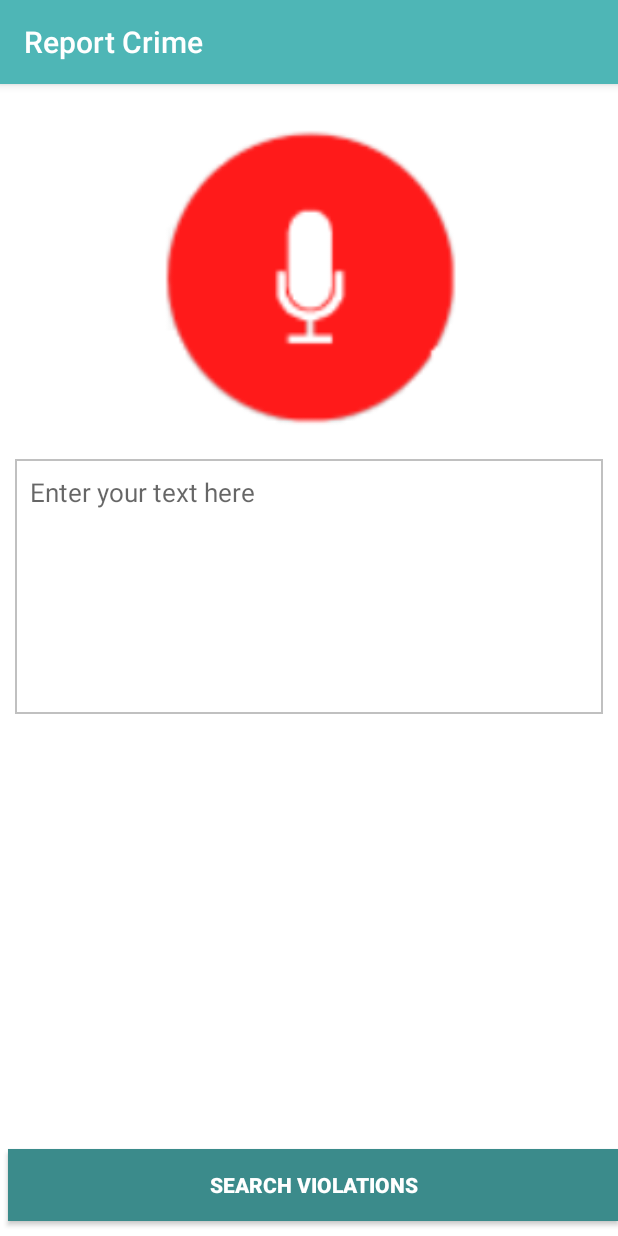
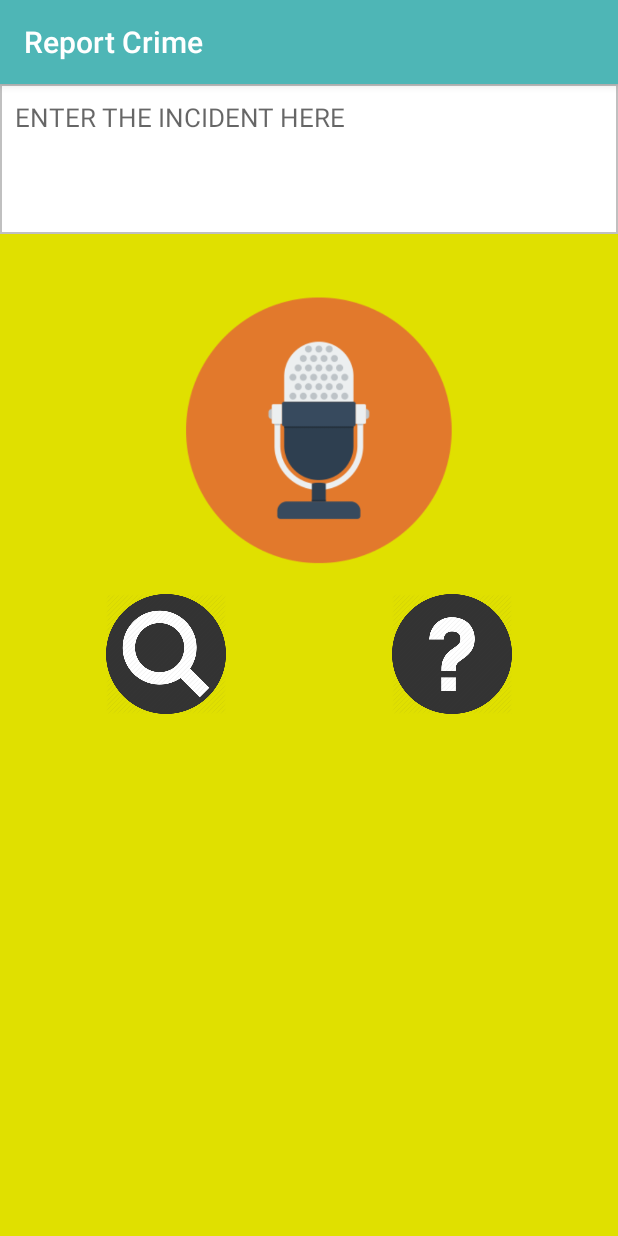
Before and after one commit to ApoorvaJaiswal/SmartTraumaRelieverFlawsome, an Android app: the screen it shows after launch (ReportCrimeActivity), on a phone screen of 412 x 824 dp. Run offline under Robolectric (Android 15) with nearby library versions, the phone set to English and light mode, and no system bars; libraries missing offline, so code that uses them is left out: com.microsoft.bing, com.microsoft.cognitiveservices.

Commit message:
UIForRecord+CrimeDetailsActivity

```diff
--- a/app/build.gradle
+++ b/app/build.gradle
@@ -38,4 +38,5 @@ dependencies {
 
 
 
+
 apply plugin: 'com.google.gms.google-services'
--- a/app/src/main/java/com/example/jaisa/smarttraumareliever_flawsome/ReportCrimeActivity.java
+++ b/app/src/main/java/com/example/jaisa/smarttraumareliever_flawsome/ReportCrimeActivity.java
@@ -19,6 +19,7 @@ import android.util.Log;
 import android.view.View;
 import android.widget.Button;
 import android.widget.EditText;
+import android.widget.TextView;
 import android.widget.Toast;
 
 import com.microsoft.bing.speech.Conversation;
@@ -44,8 +45,10 @@ import java.util.concurrent.TimeUnit;
 
 public class ReportCrimeActivity extends AppCompatActivity implements ISpeechRecognitionServerEvents {
 
-    Button record, send;
+    Button record, send, helpButton;
     EditText report;
+    TextView helpText;
+    int helpVisibility = 0;
     static boolean gotPermission = false, button_stop=false;
     String result="",displayText="";
 
@@ -61,6 +64,9 @@ public class ReportCrimeActivity extends AppCompatActivity implements ISpeechRec
         record = findViewById(R.id.record_button);
         send = findViewById(R.id.report_crime_button);
         report = findViewById(R.id.report_text);
+        helpButton = findViewById(R.id.helpButton);
+        helpText = findViewById(R.id.helpText);
+        helpText.setVisibility(View.INVISIBLE);
         if(!gotPermission)//Keep requesting until granted
         {
             requestPermissionAudio();
@@ -91,6 +97,20 @@ public class ReportCrimeActivity extends AppCompatActivity implements ISpeechRec
                     AsyncFetch asyncFetch = new AsyncFetch();
                     asyncFetch.execute(new String[]{valueText});
                 }
+            }
+        });
+        helpButton.setOnClickListener(new View.OnClickListener() {
+            @Override
+            public void onClick(View v) {
+                if(helpVisibility == 0){
+                    helpText.setVisibility(View.VISIBLE);
+                    helpVisibility = 1;
+                }
+                else {
+                    helpText.setVisibility(View.INVISIBLE);
+                    helpVisibility = 0;
+                }
+
             }
         });
     }
--- a/app/src/main/res/layout/activity_report_crime.xml
+++ b/app/src/main/res/layout/activity_report_crime.xml
@@ -5,9 +5,21 @@
     android:layout_width="match_parent"
     android:orientation="vertical"
     android:layout_height="match_parent"
-    android:background="#ffffff"
+    android:background="#e0e000"
     tools:context="com.example.jaisa.smarttraumareliever_flawsome.ReportCrimeActivity">
 
+    <EditText
+        android:layout_width="match_parent"
+        android:layout_height="100dp"
+        android:hint="ENTER THE INCIDENT HERE"
+        android:gravity="top"
+        android:cursorVisible="true"
+        android:inputType="textLongMessage|textMultiLine"
+        android:id="@+id/report_text"
+        android:padding="10dp"
+        android:textSize="17sp"
+        android:background="@drawable/edittext_bg"
+        />
     <Button
         android:id="@+id/record_button"
         android:layout_marginTop="30dp"
@@ -18,50 +30,39 @@
         android:layout_gravity="center"
         android:layout_marginLeft="3dp"
         style="?android:attr/borderlessButtonStyle"/>
+
     <LinearLayout
         android:layout_width="match_parent"
         android:layout_height="wrap_content"
-        android:orientation="horizontal"
-        android:id="@+id/report_layout"
-        >
-        <EditText
-            android:layout_width="wrap_content"
-            android:layout_height="wrap_content"
-            android:hint="Enter your text here"
-            android:gravity="top"
-            android:cursorVisible="true"
-            android:inputType="textLongMessage|textMultiLine"
-            android:id="@+id/report_text"
-            android:layout_weight="1"
-            android:layout_margin="10dp"
-            android:padding="10dp"
-            android:height="170sp"
-            android:textSize="17sp"
-            android:background="@drawable/edittext_bg"
-            />
-
-    </LinearLayout>
-    <LinearLayout
-        android:layout_width="match_parent"
-        android:layout_height="match_parent"
-        android:orientation="horizontal"
-        android:layout_gravity="bottom">
-
-
+        android:gravity="center"
+        android:orientation="horizontal">
     <Button
-        android:layout_width="match_parent"
-        android:layout_centerHorizontal="true"
-        android:layout_height="wrap_content"
-        android:text="SEARCH VIOLATIONS"
-        android:layout_marginLeft="5dp"
-        android:layout_gravity="bottom"
-        android:background="@color/colorPrimaryDark"
-        android:layout_marginTop="10sp"
+        android:layout_width="80dp"
+        android:layout_height="80dp"
+        android:layout_marginRight="55dp"
+        android:background="@drawable/search"
         android:layout_below="@id/record_button"
-        android:layout_toRightOf="@+id/record_button"
-        android:textStyle="bold"
-        android:textColor="@color/colorWhite"
         android:id="@+id/report_crime_button"
         />
+    <Button
+        android:layout_width="80dp"
+        android:layout_height="80dp"
+        android:layout_marginLeft="55dp"
+        android:id="@+id/helpButton"
+        android:background="@drawable/help"/>
     </LinearLayout>
+    <TextView
+        android:layout_width="match_parent"
+        android:layout_height="150dp"
+        android:textColor="#ffffff"
+        android:paddingLeft="10dp"
+        android:paddingRight="10dp"
+        android:paddingBottom="10dp"
+        android:paddingTop="40dp"
+        android:text="Click on Record Button to start recording the incident. When done, click again to Stop. The text shown will be the one to be searched for the law."
+        android:layout_marginLeft="40dp"
+        android:layout_marginTop="10dp"
+        android:layout_marginRight="50dp"
+        android:id="@+id/helpText"
+        android:background="@drawable/helpcomment"/>
 </LinearLayout>
```
Also changed, not shown: app/src/main/AndroidManifest.xml (+7 -6 lines), app/src/main/java/com/example/jaisa/smarttraumareliever_flawsome/CrimeDetails.java (+35 -0 lines), app/src/main/res/layout/activity_crime_details.xml (+48 -2 lines), app/src/main/res/drawable/helpcomment.png, app/src/main/res/drawable/record.png, app/src/main/res/drawable/stop.jpg.
